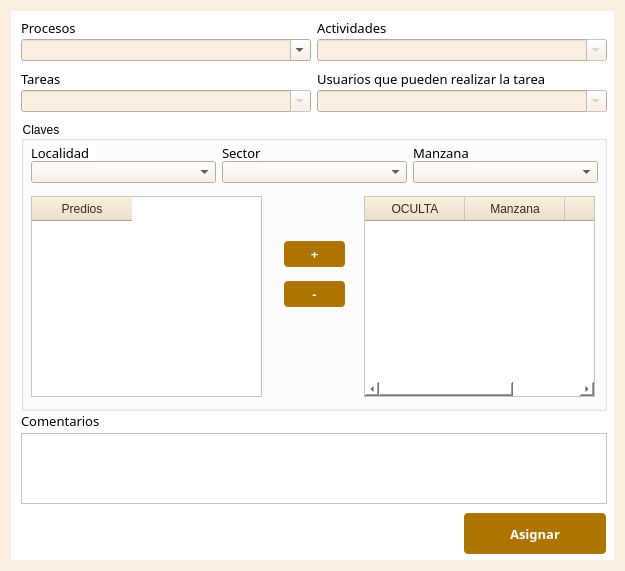
First picture: the form in funciones/asignatareas/AsignaTareas_dialog_base.ui, repository gerardoros/CartograficoQgisPlugin, before the edit.
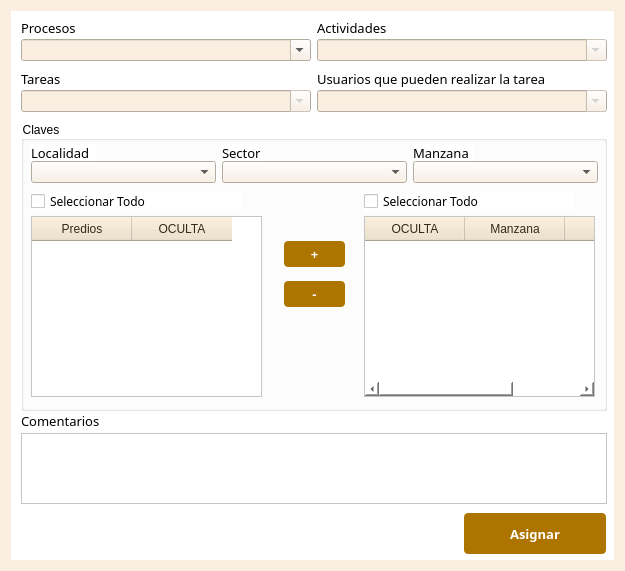
Second picture: the form after the edit.

The edit to the form file:
```diff
--- a/funciones/asignatareas/AsignaTareas_dialog_base.ui
+++ b/funciones/asignatareas/AsignaTareas_dialog_base.ui
@@ -371,9 +371,9 @@
        <property name="geometry">
         <rect>
          <x>10</x>
-         <y>75</y>
+         <y>95</y>
          <width>231</width>
-         <height>201</height>
+         <height>181</height>
         </rect>
        </property>
        <property name="font">
@@ -392,13 +392,18 @@
 }</string>
        </property>
        <property name="columnCount">
-        <number>1</number>
+        <number>2</number>
        </property>
        <column>
         <property name="text">
          <string>Predios</string>
         </property>
        </column>
+       <column>
+        <property name="text">
+         <string>OCULTA</string>
+        </property>
+       </column>
       </widget>
       <widget class="QPushButton" name="btnMenos">
        <property name="geometry">
@@ -476,9 +481,9 @@
        <property name="geometry">
         <rect>
          <x>343</x>
-         <y>75</y>
+         <y>95</y>
          <width>231</width>
-         <height>201</height>
+         <height>181</height>
         </rect>
        </property>
        <property name="font">
@@ -512,6 +517,42 @@
         </property>
        </column>
       </widget>
+      <widget class="QCheckBox" name="chkTodoClaves">
+       <property name="geometry">
+        <rect>
+         <x>10</x>
+         <y>70</y>
+         <width>211</width>
+         <height>20</height>
+        </rect>
+       </property>
+       <property name="font">
+        <font>
+         <family>Century Gothic</family>
+        </font>
+       </property>
+       <property name="text">
+        <string>Seleccionar Todo</string>
+       </property>
+      </widget>
+      <widget class="QCheckBox" name="chkTodoMazPred">
+       <property name="geometry">
+        <rect>
+         <x>343</x>
+         <y>70</y>
+         <width>211</width>
+         <height>20</height>
+        </rect>
+       </property>
+       <property name="font">
+        <font>
+         <family>Century Gothic</family>
+        </font>
+       </property>
+       <property name="text">
+        <string>Seleccionar Todo</string>
+       </property>
+      </widget>
      </widget>
      <widget class="QPlainTextEdit" name="pteComentarios">
       <property name="geometry">
```
